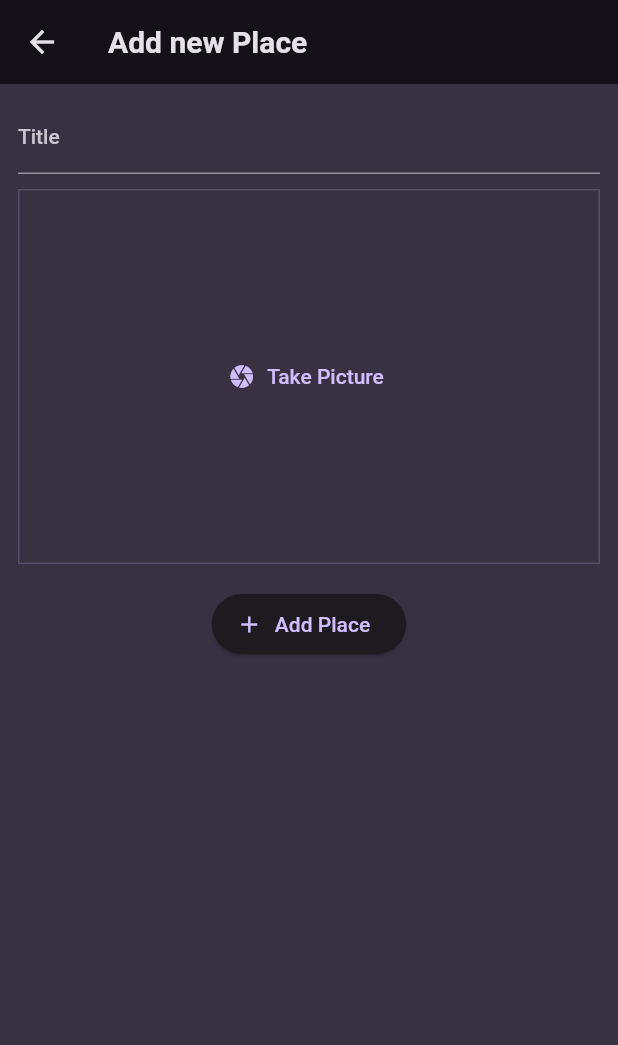
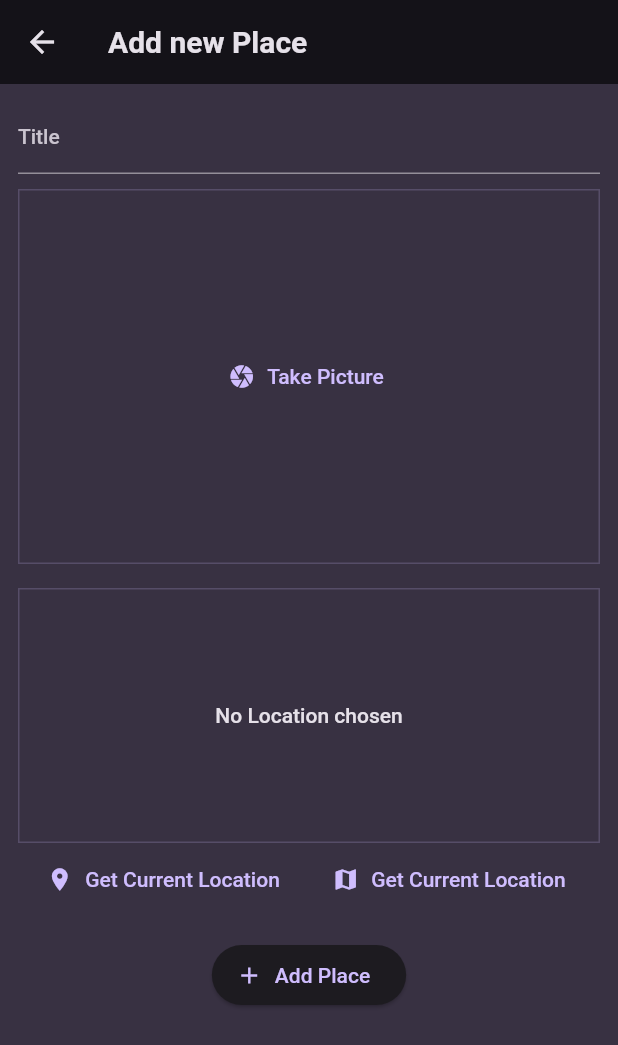
Before and after one commit to michaeltamsil/flutter_favorite_places, a Flutter app: the screen it shows after launch, after a tap on the "add" icon, on a phone screen of 412 x 824 dp. Shown: the top 1045 px of the screen. Run offline on Flutter 3.47's test engine with Material 2 defaults, Android fonts, the phone set to English and light mode, and no system bars; our stand-ins replace flutter_riverpod, google_fonts, image_picker.

Commit message:
249. Adding the "location" Package &Starting with the "Get Location" Input Widget

```diff
--- a/lib/screens/add_place.dart
+++ b/lib/screens/add_place.dart
@@ -1,4 +1,5 @@
 import 'dart:io';
+import 'package:favorite_places/widgets/location_input.dart';
 import 'package:flutter/material.dart';
 import 'package:flutter_riverpod/flutter_riverpod.dart';
 
@@ -57,11 +58,13 @@ class _AddPlaceScreen extends ConsumerState<AddPlaceScreen> {
                     color: Theme.of(context).colorScheme.onBackground),
               ),
               const SizedBox(height: 10),
-              const ImageInput(
+              ImageInput(
                 onPickImage: (image) {
                   _selectedImage = image;
                 },
               ),
+              const SizedBox(height: 16),
+              const LocationInput(),
               const SizedBox(height: 16),
               ElevatedButton.icon(
                 icon: const Icon(Icons.add),
--- a/lib/screens/places.dart
+++ b/lib/screens/places.dart
@@ -30,8 +30,11 @@ class PlacesScreen extends ConsumerWidget {
         ],
         title: const Text('Your Places'),
       ),
-      body: PlacesList(
-        places: userPlaces,
+      body: Padding(
+        padding: const EdgeInsets.all(8.0),
+        child: PlacesList(
+          places: userPlaces,
+        ),
       ),
     );
   }
--- /dev/null
+++ b/lib/widgets/location_input.dart
@@ -0,0 +1,53 @@
+import 'package:flutter/material.dart';
+
+class LocationInput extends StatefulWidget {
+  const LocationInput({super.key});
+
+  @override
+  State<StatefulWidget> createState() {
+    return _locationInputState();
+  }
+}
+
+class _locationInputState extends State<LocationInput> {
+  @override
+  Widget build(BuildContext context) {
+    return Column(
+      mainAxisAlignment: MainAxisAlignment.spaceEvenly,
+      children: [
+        Container(
+          alignment: Alignment.center,
+          decoration: BoxDecoration(
+            border: Border.all(
+                color: Theme.of(context).colorScheme.primary.withOpacity(0.2),
+                width: 1),
+          ),
+          width: double.infinity,
+          height: 170,
+          child: Text(
+            'No Location chosen',
+            style: Theme.of(context).textTheme.bodyLarge!.copyWith(
+                  color: Theme.of(context).colorScheme.onBackground,
+                ),
+            textAlign: TextAlign.center,
+          ),
+        ),
+        Row(
+          mainAxisAlignment: MainAxisAlignment.spaceEvenly,
+          children: [
+            TextButton.icon(
+              icon: const Icon(Icons.location_on),
+              label: const Text('Get Current Location'),
+              onPressed: () {},
+            ),
+            TextButton.icon(
+              icon: const Icon(Icons.map),
+              label: const Text('Get Current Location'),
+              onPressed: () {},
+            ),
+          ],
+        ),
+      ],
+    );
+  }
+}
--- a/lib/widgets/places_list.dart
+++ b/lib/widgets/places_list.dart
@@ -25,6 +25,10 @@ class PlacesList extends StatelessWidget {
     } else {
       return ListView.builder(
         itemBuilder: (ctx, index) => ListTile(
+          leading: CircleAvatar(
+            backgroundImage: FileImage(places[index].image),
+            radius: 26,
+          ),
           title: Text(
             places[index].title,
             style: Theme.of(context).textTheme.titleMedium!.copyWith(
--- a/pubspec.yaml
+++ b/pubspec.yaml
@@ -39,6 +39,7 @@ dependencies:
   uuid: ^4.1.0
   flutter_riverpod: ^2.3.7
   image_picker: ^1.0.4
+  location: ^5.0.3
 
 dev_dependencies:
   flutter_test:
```
Also changed, not shown: lib/screens/place_detail.dart (+23 -7 lines), pubspec.lock, 3 other files.
